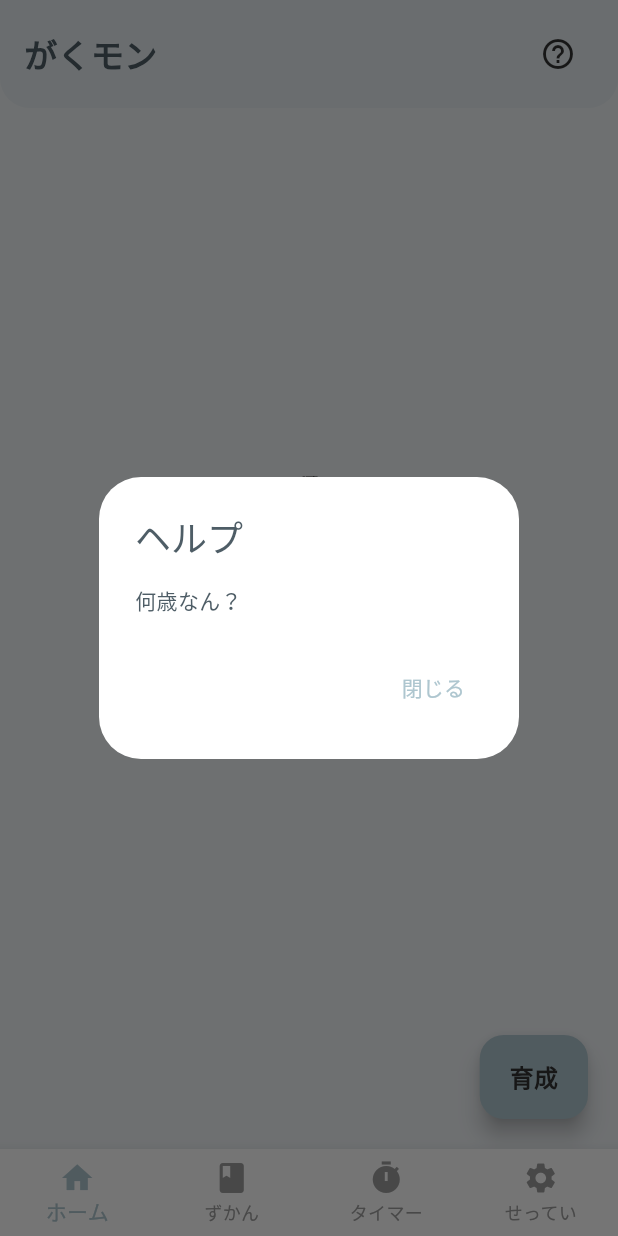
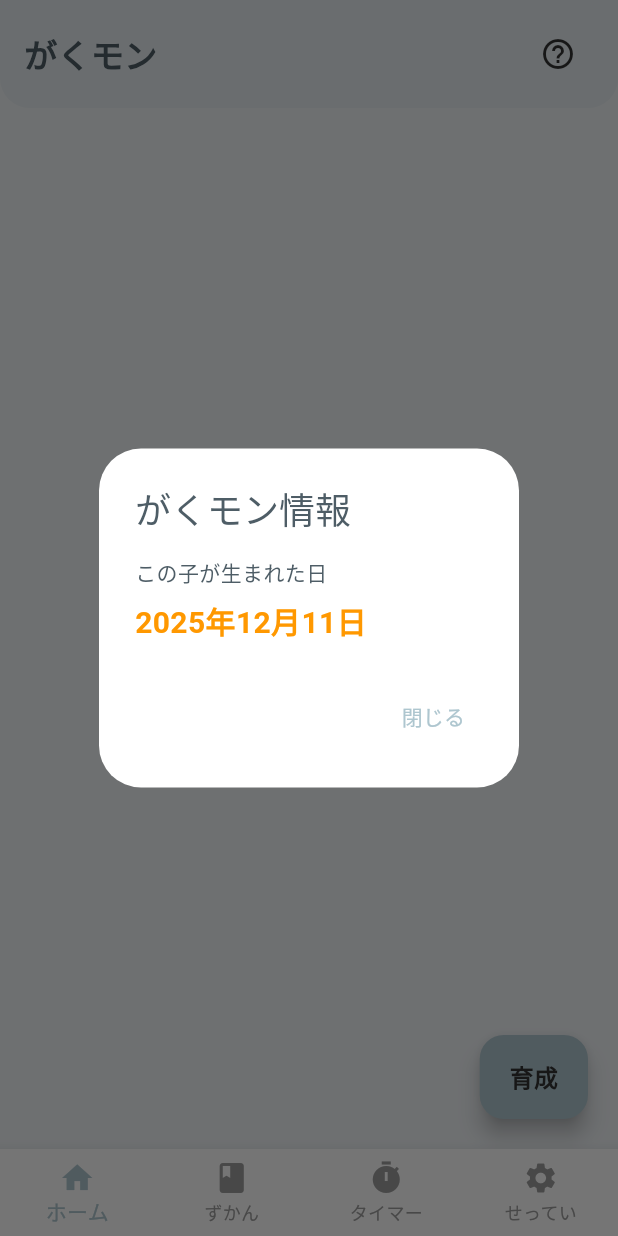
Before and after one commit to tmkazahana/Gakumon, a Flutter app: the HomeScreen screen opened directly, after a tap on the "help outline" icon, on a phone screen of 412 x 824 dp. Run offline on Flutter 3.47's test engine with Material 3 defaults, Android fonts, the phone set to English and light mode, and no system bars; our stand-ins replace cloud_firestore, firebase_core, flutter_local_notifications, google_fonts, shared_preferences, timezone; accounts and stored records are empty.

Commit message:
誕生日設定

```diff
--- a/lib/screens/home_screen.dart
+++ b/lib/screens/home_screen.dart
@@ -1,6 +1,8 @@
 // lib/screens/home_screen.dart
 
 import 'package:flutter/material.dart';
+import 'package:shared_preferences/shared_preferences.dart';
+import 'package:intl/intl.dart';
 
 import 'monster_screen.dart';
 import 'book_screen.dart';
@@ -19,20 +21,44 @@ class _HomeScreenState extends State<HomeScreen> {
   // 現在選択されているタブのインデックス（0が最初のタブ）
   int _selectedIndex = 0;
 
+
+  String _birthDate = '';
+
   // 各タブで表示する画面のリスト
   final List<Widget> _widgetOptions = const <Widget>[
-    // 0: ホーム画面（Placeholderを一時的に入れるか、空のコンテナ）
-    // 実際のウィジェットの切り替えは build メソッドで行います
+    // 0: ホーム画面（Stackで構築するためここは空）
     SizedBox.shrink(),
-    const BookScreen(), // 1: ずかん画面
-    const TimerScreen(),// 2: タイマー画面
-    const SettingsScreen(),// 3: 設定画面
+    BookScreen(), // 1: ずかん画面
+    TimerScreen(),// 2: タイマー画面
+    SettingsScreen(),// 3: 設定画面
   ];
 
   @override
   void initState() {
     super.initState();
-    // 初期化は不要
+    // 起動時に誕生日を読み込む（なければ今日を保存）
+    _initBirthDate();
+  }
+
+  // 誕生日の初期化・読み込み処理
+  Future<void> _initBirthDate() async {
+    final prefs = await SharedPreferences.getInstance();
+    // 保存されている誕生日を取得
+    String? savedDate = prefs.getString('monster_birthday');
+
+    if (savedDate == null) {
+      // データがない場合（＝アプリ初回起動時）、今日の日付を保存
+      final now = DateTime.now();
+      savedDate = DateFormat('yyyy年MM月dd日').format(now);
+      await prefs.setString('monster_birthday', savedDate);
+    }
+
+    // 画面に反映
+    if (mounted) {
+      setState(() {
+        _birthDate = savedDate!;
+      });
+    }
   }
 
   // タブがタップされたときに呼ばれる関数
@@ -74,12 +100,27 @@ class _HomeScreenState extends State<HomeScreen> {
                   IconButton(
                     icon: const Icon(Icons.help_outline), // ヘルプマーク
                     onPressed: () {
-
                       showDialog(
                         context: context,
                         builder: (_) => AlertDialog(
-                          title: const Text("ヘルプ"),
-                          content: const Text("何歳なん？"),
+                          title: const Text("がくモン情報"), // タイトルも少し変更
+                          // ここに読み込んだ誕生日を表示
+                          content: Column(
+                            mainAxisSize: MainAxisSize.min,
+                            crossAxisAlignment: CrossAxisAlignment.start,
+                            children: [
+                              const Text("この子が生まれた日"),
+                              const SizedBox(height: 8),
+                              Text(
+                                _birthDate, // 保存された日付を表示
+                                style: const TextStyle(
+                                  fontSize: 20,
+                                  fontWeight: FontWeight.bold,
+                                  color: Colors.orange,
+                                ),
+                              ),
+                            ],
+                          ),
                           actions: [
                             TextButton(
                                 onPressed: () => Navigator.pop(context),
@@ -95,7 +136,7 @@ class _HomeScreenState extends State<HomeScreen> {
           ),
         ),
 
-
+        // 中央のGIFロゴ
         Center(
           child: GestureDetector(
             onTap: () {
@@ -113,6 +154,7 @@ class _HomeScreenState extends State<HomeScreen> {
           ),
         ),
 
+        // 右下の育成ボタン
         Positioned(
           right: 20,
           bottom: 20,
@@ -131,7 +173,6 @@ class _HomeScreenState extends State<HomeScreen> {
     );
   }
 
-
   @override
   Widget build(BuildContext context) {
     // 選択されたインデックスに応じて表示する画面を切り替えるウィジェットを決定
@@ -140,7 +181,6 @@ class _HomeScreenState extends State<HomeScreen> {
         : _widgetOptions.elementAt(_selectedIndex); // それ以外のときはリストから取得
 
     return Scaffold(
-
       body: Center(
         // 選択されたインデックスに応じて表示する画面を切り替える
         child: currentWidget,
```
